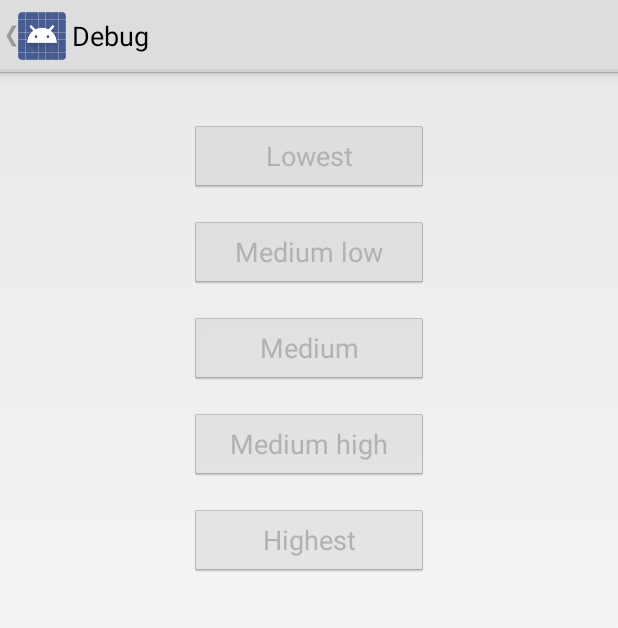
After one commit to velazcod/wear-display-brightness, an Android app: the DebugActivity screen opened directly, with no data from a screen before it, on a phone screen of 412 x 824 dp. The commit adds this screen. Shown: the top 628 px of the screen. Run offline under Robolectric (Android 15) with nearby library versions, the phone set to English and light mode, and no system bars; 1 statement that could not run was skipped.

Commit message:
Include a debug activity that allows Debug builds to set specific brightness levels on the watch with buttons

```diff
--- a/mobile/src/main/AndroidManifest.xml
+++ b/mobile/src/main/AndroidManifest.xml
@@ -29,6 +29,10 @@
             </intent-filter>
         </activity>
 
+        <activity
+            android:name=".DebugActivity"
+            android:label="@string/lbl_debug"/>
+
         <receiver android:name=".receiver.BootReceiver">
             <intent-filter>
                 <action android:name="android.intent.action.BOOT_COMPLETED"/>
--- /dev/null
+++ b/mobile/src/main/java/com/danvelazco/wear/displaybrightness/DebugActivity.java
@@ -0,0 +1,198 @@
+package com.danvelazco.wear.displaybrightness;
+
+import android.app.ActionBar;
+import android.app.Activity;
+import android.os.Bundle;
+import android.util.Log;
+import android.view.MenuItem;
+import android.view.View;
+import android.view.Window;
+import android.widget.Button;
+import com.danvelazco.wear.displaybrightness.shared.BrightnessLevel;
+import com.google.android.gms.common.ConnectionResult;
+import com.google.android.gms.common.GooglePlayServicesClient;
+import com.google.android.gms.common.api.GoogleApiClient;
+import com.google.android.gms.wearable.PutDataMapRequest;
+import com.google.android.gms.wearable.PutDataRequest;
+import com.google.android.gms.wearable.Wearable;
+
+/**
+ * @author Daniel Velazco <velazcod@gmail.com>
+ * @since 9/15/14
+ */
+public class DebugActivity extends Activity implements View.OnClickListener, GoogleApiClient.ConnectionCallbacks,
+        GoogleApiClient.OnConnectionFailedListener, GooglePlayServicesClient.ConnectionCallbacks {
+
+    // Constants
+    private static final String LOG_TAG = "DebugActivity";
+
+    // Members
+    private GoogleApiClient mGoogleApiClient;
+
+    // Views
+    private Button mBtnLowest;
+    private Button mBtnMediumLow;
+    private Button mBtnMedium;
+    private Button mBtnMediumHigh;
+    private Button mBtnHighest;
+
+    /**
+     * {@inheritDoc}
+     */
+    @Override
+    protected void onCreate(Bundle savedInstanceState) {
+        getWindow().requestFeature(Window.FEATURE_ACTION_BAR);
+        ActionBar actionBar = getActionBar();
+        if (actionBar != null) {
+            actionBar.hide();
+        }
+
+        super.onCreate(savedInstanceState);
+        setContentView(R.layout.activity_debug);
+
+        if (actionBar != null) {
+            actionBar.setDisplayOptions(ActionBar.DISPLAY_SHOW_TITLE
+                    | ActionBar.DISPLAY_HOME_AS_UP
+                    | ActionBar.DISPLAY_SHOW_HOME);
+            actionBar.show();
+            actionBar.setTitle(getString(R.string.lbl_debug));
+        }
+
+        mBtnLowest = (Button) findViewById(R.id.btn_level_lowest);
+        mBtnLowest.setOnClickListener(this);
+
+        mBtnMediumLow = (Button) findViewById(R.id.btn_level_medium_low);
+        mBtnMediumLow.setOnClickListener(this);
+
+        mBtnMedium = (Button) findViewById(R.id.btn_level_medium);
+        mBtnMedium.setOnClickListener(this);
+
+        mBtnMediumHigh = (Button) findViewById(R.id.btn_level_medium_high);
+        mBtnMediumHigh.setOnClickListener(this);
+
+        mBtnHighest = (Button) findViewById(R.id.btn_level_highest);
+        mBtnHighest.setOnClickListener(this);
+
+        mGoogleApiClient = new GoogleApiClient.Builder(this)
+                .addApi(Wearable.API)
+                .addConnectionCallbacks(this)
+                .addOnConnectionFailedListener(this)
+                .build();
+    }
+
+    @Override
+    protected void onResume() {
+        super.onResume();
+
+        if (mGoogleApiClient != null && !mGoogleApiClient.isConnected()) {
+            mGoogleApiClient.connect();
+        }
+    }
+
+    @Override
+    protected void onStop() {
+        super.onStop();
+
+        if (mGoogleApiClient != null && mGoogleApiClient.isConnected()) {
+            mGoogleApiClient.disconnect();
+        }
+    }
+
+    /**
+     * {@inheritDoc}
+     */
+    @Override
+    public boolean onOptionsItemSelected(MenuItem item) {
+        switch (item.getItemId()) {
+            case android.R.id.home:
+                onBackPressed();
+                return true;
+        }
+        return super.onOptionsItemSelected(item);
+    }
+
+    /**
+     * {@inheritDoc}
+     */
+    @Override
+    public void onClick(View v) {
+        switch (v.getId()) {
+            case R.id.btn_level_lowest:
+                sendBrightnessLevelToWatch(BrightnessLevel.LOWEST);
+                break;
+            case R.id.btn_level_medium_low:
+                sendBrightnessLevelToWatch(BrightnessLevel.MEDIUM_LOW);
+                break;
+            case R.id.btn_level_medium:
+                sendBrightnessLevelToWatch(BrightnessLevel.MEDIUM);
+                break;
+            case R.id.btn_level_medium_high:
+                sendBrightnessLevelToWatch(BrightnessLevel.MEDIUM_HIGH);
+                break;
+            case R.id.btn_level_highest:
+                sendBrightnessLevelToWatch(BrightnessLevel.HIGHEST);
+                break;
+        }
+    }
+
+    /**
+     * {@inheritDoc}
+     */
+    @Override
+    public void onConnected(Bundle bundle) {
+        if (mGoogleApiClient != null && mGoogleApiClient.isConnected()) {
+            mBtnLowest.setEnabled(true);
+            mBtnMediumLow.setEnabled(true);
+            mBtnMedium.setEnabled(true);
+            mBtnMediumHigh.setEnabled(true);
+            mBtnHighest.setEnabled(true);
+        }
+    }
+
+    /**
+     * {@inheritDoc}
+     */
+    @Override
+    public void onDisconnected() {
+        if (mGoogleApiClient != null && !mGoogleApiClient.isConnected()) {
+            mBtnLowest.setEnabled(false);
+            mBtnMediumLow.setEnabled(false);
+            mBtnMedium.setEnabled(false);
+            mBtnMediumHigh.setEnabled(false);
+            mBtnHighest.setEnabled(false);
+        }
+    }
+
+    /**
+     * {@inheritDoc}
+     */
+    @Override
+    public void onConnectionSuspended(int i) {
+        // Not implemented
+    }
+
+    /**
+     * {@inheritDoc}
+     */
+    @Override
+    public void onConnectionFailed(ConnectionResult connectionResult) {
+        // Not implemented
+    }
+
+    /**
+     * Use the {@link GoogleApiClient} to send a data item to the wearable using the Wear Data API
+     *
+     * @param level
+     *         {@link BrightnessLevel} to be sent to the watch
+     */
+    private void sendBrightnessLevelToWatch(int level) {
+        Log.d(LOG_TAG, "sendBrightnessLevelToWatch(level=" + level + ")");
+        if (mGoogleApiClient != null && mGoogleApiClient.isConnected()) {
+            PutDataMapRequest dataMap = PutDataMapRequest.create(BrightnessLevel.PATH_BRIGHTNESS);
+            dataMap.getDataMap().putInt(BrightnessLevel.FIELD_NAME, level);
+            PutDataRequest request = dataMap.asPutDataRequest();
+            Wearable.DataApi.putDataItem(mGoogleApiClient, request);
+            Log.d(LOG_TAG, "Data sent to watch");
+        }
+    }
+}
--- /dev/null
+++ b/mobile/src/main/res/layout/activity_debug.xml
@@ -0,0 +1,57 @@
+<?xml version="1.0" encoding="utf-8"?>
+
+<LinearLayout xmlns:android="http://schemas.android.com/apk/res/android"
+    android:orientation="vertical"
+    android:layout_width="match_parent"
+    android:layout_height="match_parent"
+    android:paddingLeft="@dimen/activity_horizontal_margin"
+    android:paddingTop="@dimen/activity_vertical_margin"
+    android:paddingRight="@dimen/activity_horizontal_margin"
+    android:paddingBottom="@dimen/activity_vertical_margin">
+
+    <Button
+        android:id="@+id/btn_level_lowest"
+        android:layout_width="160dp"
+        android:layout_height="wrap_content"
+        android:layout_gravity="center_horizontal"
+        android:layout_marginTop="16dp"
+        android:enabled="false"
+        android:text="Lowest" />
+
+    <Button
+        android:id="@+id/btn_level_medium_low"
+        android:layout_width="160dp"
+        android:layout_height="wrap_content"
+        android:layout_gravity="center_horizontal"
+        android:layout_marginTop="16dp"
+        android:enabled="false"
+        android:text="Medium low" />
+
+    <Button
+        android:id="@+id/btn_level_medium"
+        android:layout_width="160dp"
+        android:layout_height="wrap_content"
+        android:layout_gravity="center_horizontal"
+        android:layout_marginTop="16dp"
+        android:enabled="false"
+        android:text="Medium" />
+
+    <Button
+        android:id="@+id/btn_level_medium_high"
+        android:layout_width="160dp"
+        android:layout_height="wrap_content"
+        android:layout_gravity="center_horizontal"
+        android:layout_marginTop="16dp"
+        android:enabled="false"
+        android:text="Medium high" />
+
+    <Button
+        android:id="@+id/btn_level_highest"
+        android:layout_width="160dp"
+        android:layout_height="wrap_content"
+        android:layout_gravity="center_horizontal"
+        android:layout_marginTop="16dp"
+        android:enabled="false"
+        android:text="Highest" />
+
+</LinearLayout>
--- a/mobile/src/main/res/values/strings.xml
+++ b/mobile/src/main/res/values/strings.xml
@@ -2,6 +2,7 @@
 <resources>
 
     <string name="app_name">Watch Display Brightness</string>
+    <string name="lbl_debug">Debug</string>
 
     <string name="lbl_brightness_levels">Brightness levels (Daytime only)</string>
     <string name="lbl_activity_preference_summary">Brightness level: %s</string>
```
Also changed, not shown: mobile/src/main/java/com/danvelazco/wear/displaybrightness/BrightnessLevelsPreferenceActivity.java (+29 -0 lines), mobile/src/main/res/menu/menu_preference_activity.xml (added, +10 -0 lines).
